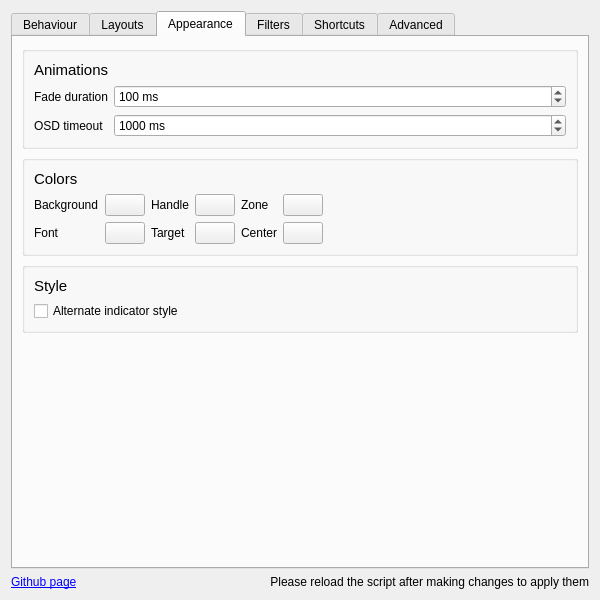
This is contents/ui/config.ui in gerritdevriese/kzones as Qt 5 draws it before an edit. The edited form follows.
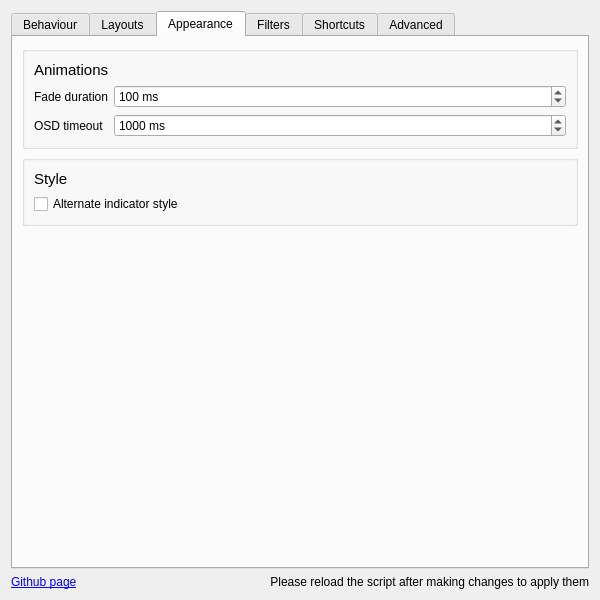
This is the edited form. The open tabs and pages were chosen to show the change. Icons and pictures are not drawn. Custom widgets are drawn as their Qt base class.

```diff
--- a/contents/ui/config.ui
+++ b/contents/ui/config.ui
@@ -304,183 +304,6 @@
          </layout>
         </widget>
        </item>
-       <item>
-        <widget class="QGroupBox" name="groupBox_2">
-         <property name="title">
-          <string/>
-         </property>
-         <layout class="QVBoxLayout" name="verticalLayout_10">
-          <item>
-           <widget class="QLabel" name="label_17">
-            <property name="font">
-             <font>
-              <pointsize>11</pointsize>
-             </font>
-            </property>
-            <property name="text">
-             <string>Colors</string>
-            </property>
-           </widget>
-          </item>
-          <item>
-           <layout class="QVBoxLayout" name="verticalLayout_3">
-            <item>
-             <layout class="QHBoxLayout" name="horizontalLayout_2">
-              <item>
-               <layout class="QFormLayout" name="formLayout_8">
-                <item row="0" column="0">
-                 <widget class="QLabel" name="label_7">
-                  <property name="text">
-                   <string>Background</string>
-                  </property>
-                 </widget>
-                </item>
-                <item row="0" column="1">
-                 <widget class="KColorButton" name="kcolorbutton">
-                  <property name="sizePolicy">
-                   <sizepolicy hsizetype="Fixed" vsizetype="Fixed">
-                    <horstretch>0</horstretch>
-                    <verstretch>0</verstretch>
-                   </sizepolicy>
-                  </property>
-                  <property name="text">
-                   <string/>
-                  </property>
-                  <property name="alphaChannelEnabled">
-                   <bool>true</bool>
-                  </property>
-                 </widget>
-                </item>
-                <item row="1" column="0">
-                 <widget class="QLabel" name="label_10">
-                  <property name="text">
-                   <string>Font</string>
-                  </property>
-                 </widget>
-                </item>
-                <item row="1" column="1">
-                 <widget class="KColorButton" name="kcolorbutton_4">
-                  <property name="sizePolicy">
-                   <sizepolicy hsizetype="Fixed" vsizetype="Fixed">
-                    <horstretch>0</horstretch>
-                    <verstretch>0</verstretch>
-                   </sizepolicy>
-                  </property>
-                  <property name="alphaChannelEnabled">
-                   <bool>true</bool>
-                  </property>
-                 </widget>
-                </item>
-               </layout>
-              </item>
-              <item>
-               <layout class="QFormLayout" name="formLayout_12">
-                <item row="0" column="0">
-                 <widget class="QLabel" name="label_8">
-                  <property name="text">
-                   <string>Handle</string>
-                  </property>
-                 </widget>
-                </item>
-                <item row="0" column="1">
-                 <widget class="KColorButton" name="kcolorbutton_2">
-                  <property name="sizePolicy">
-                   <sizepolicy hsizetype="Fixed" vsizetype="Fixed">
-                    <horstretch>0</horstretch>
-                    <verstretch>0</verstretch>
-                   </sizepolicy>
-                  </property>
-                  <property name="alphaChannelEnabled">
-                   <bool>true</bool>
-                  </property>
-                 </widget>
-                </item>
-                <item row="1" column="0">
-                 <widget class="QLabel" name="label_11">
-                  <property name="text">
-                   <string>Target</string>
-                  </property>
-                 </widget>
-                </item>
-                <item row="1" column="1">
-                 <widget class="KColorButton" name="kcolorbutton_5">
-                  <property name="sizePolicy">
-                   <sizepolicy hsizetype="Fixed" vsizetype="Fixed">
-                    <horstretch>0</horstretch>
-                    <verstretch>0</verstretch>
-                   </sizepolicy>
-                  </property>
-                  <property name="alphaChannelEnabled">
-                   <bool>true</bool>
-                  </property>
-                 </widget>
-                </item>
-               </layout>
-              </item>
-              <item>
-               <layout class="QFormLayout" name="formLayout_11">
-                <item row="0" column="0">
-                 <widget class="QLabel" name="label_9">
-                  <property name="text">
-                   <string>Zone</string>
-                  </property>
-                 </widget>
-                </item>
-                <item row="0" column="1">
-                 <widget class="KColorButton" name="kcolorbutton_3">
-                  <property name="sizePolicy">
-                   <sizepolicy hsizetype="Fixed" vsizetype="Fixed">
-                    <horstretch>0</horstretch>
-                    <verstretch>0</verstretch>
-                   </sizepolicy>
-                  </property>
-                  <property name="alphaChannelEnabled">
-                   <bool>true</bool>
-                  </property>
-                 </widget>
-                </item>
-                <item row="1" column="0">
-                 <widget class="QLabel" name="label_12">
-                  <property name="text">
-                   <string>Center</string>
-                  </property>
-                 </widget>
-                </item>
-                <item row="1" column="1">
-                 <widget class="KColorButton" name="kcolorbutton_6">
-                  <property name="sizePolicy">
-                   <sizepolicy hsizetype="Fixed" vsizetype="Fixed">
-                    <horstretch>0</horstretch>
-                    <verstretch>0</verstretch>
-                   </sizepolicy>
-                  </property>
-                  <property name="alphaChannelEnabled">
-                   <bool>true</bool>
-                  </property>
-                 </widget>
-                </item>
-               </layout>
-              </item>
-              <item>
-               <spacer name="horizontalSpacer">
-                <property name="orientation">
-                 <enum>Qt::Horizontal</enum>
-                </property>
-                <property name="sizeHint" stdset="0">
-                 <size>
-                  <width>40</width>
-                  <height>20</height>
-                 </size>
-                </property>
-               </spacer>
-              </item>
-             </layout>
-            </item>
-           </layout>
-          </item>
-         </layout>
-        </widget>
-       </item>
        <item>
         <widget class="QGroupBox" name="groupBox_3">
          <property name="title">
@@ -800,13 +623,6 @@
    </item>
   </layout>
  </widget>
- <customwidgets>
-  <customwidget>
-   <class>KColorButton</class>
-   <extends>QPushButton</extends>
-   <header>kcolorbutton.h</header>
-  </customwidget>
- </customwidgets>
  <resources/>
  <connections/>
 </ui>
```
Left out of the diff: 10 changed lines with no effect on the pictures.
